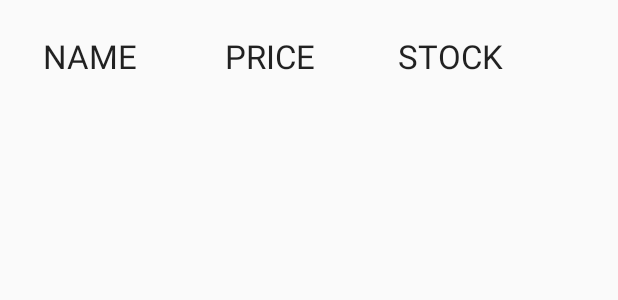
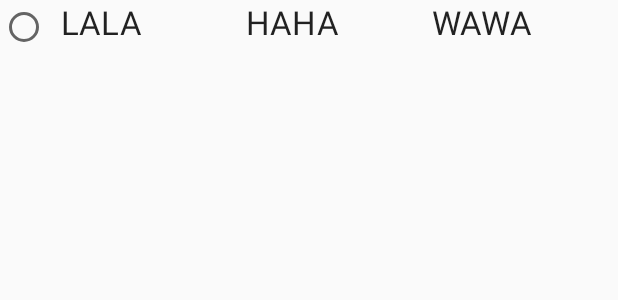
Before and after one commit to pplnostrateam/insantani-development, an Android app: the layout row_layout.xml on its own in the app's theme, with its tools: preview values and no code run, on a phone screen of 412 x 824 dp. Shown: the top 300 px of the screen. Run offline under Robolectric (Android 15) with nearby library versions, the phone set to English and light mode, and no system bars.

Commit message:
Add radio button in listview

```diff
--- a/app/src/main/res/layout/activity_search_result.xml
+++ b/app/src/main/res/layout/activity_search_result.xml
@@ -9,4 +9,6 @@
         android:layout_height="wrap_content"
         android:id="@+id/searchResult"/>
 
+
+
 </LinearLayout>
--- a/app/src/main/res/layout/row_layout.xml
+++ b/app/src/main/res/layout/row_layout.xml
@@ -1,31 +1,46 @@
 <?xml version="1.0" encoding="utf-8"?>
 <RelativeLayout xmlns:android="http://schemas.android.com/apk/res/android"
-    android:layout_width="match_parent" android:layout_height="75dp">
+    android:layout_width="match_parent" android:layout_height="150dp">
+    <TableLayout xmlns:android="http://schemas.android.com/apk/res/android"
+        xmlns:tools="http://schemas.android.com/tools"
+        android:layout_width="fill_parent"
+        android:layout_height="fill_parent" >
+
+        <TableRow
+            android:layout_width="fill_parent"
+            android:layout_height="wrap_content"
+            tools:ignore="UselessParent" >
+
+            <RadioButton
+                android:id="@+id/radiobutton"
+                android:layout_width="0sp"
+                android:layout_height="wrap_content"
+                android:layout_weight=".1" />
+
             <TextView
-        android:layout_height="match_parent"
-        android:layout_width="120dp"
                 android:id="@+id/vName"
-        android:text="NAME"
-        android:layout_alignParentLeft="true"
-        android:gravity="center"
-        android:textAppearance="?android:textAppearanceLarge"
-        />
+                android:text="LALA"
+                android:layout_width="0sp"
+                android:layout_height="wrap_content"
+                android:layout_weight=".3"
+                android:textAppearance="?android:textAppearanceLarge"/>
             <TextView
-        android:layout_height="match_parent"
-        android:layout_width="120dp"
                 android:id="@+id/vPrice"
-        android:text="PRICE"
-        android:layout_toRightOf="@+id/vName"
-        android:gravity="center"
-        android:textAppearance="?android:textAppearanceLarge"
-        />
+                android:text="HAHA"
+                android:layout_width="0sp"
+                android:layout_height="wrap_content"
+                android:layout_weight=".3"
+                android:textAppearance="?android:textAppearanceLarge"/>
+
             <TextView
-        android:layout_height="match_parent"
-        android:layout_width="120dp"
                 android:id="@+id/vStock"
-        android:text="STOCK"
-        android:layout_toRightOf="@+id/vPrice"
-        android:gravity="center"
-        android:textAppearance="?android:textAppearanceLarge"
-        />
+                android:text="WAWA"
+                android:layout_width="0sp"
+                android:layout_height="wrap_content"
+                android:layout_weight=".3"
+                android:textAppearance="?android:textAppearanceLarge"/>
+
+        </TableRow>
+
+    </TableLayout>
 </RelativeLayout>
```
Lines whose indentation alone changed are shown as unchanged.
